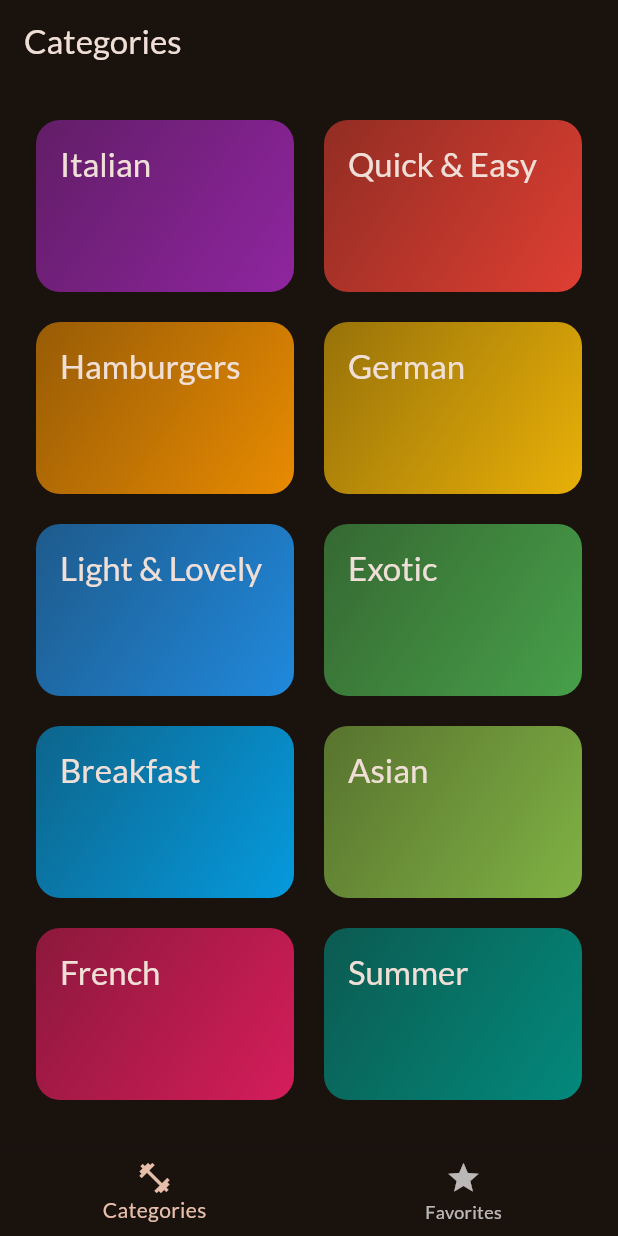
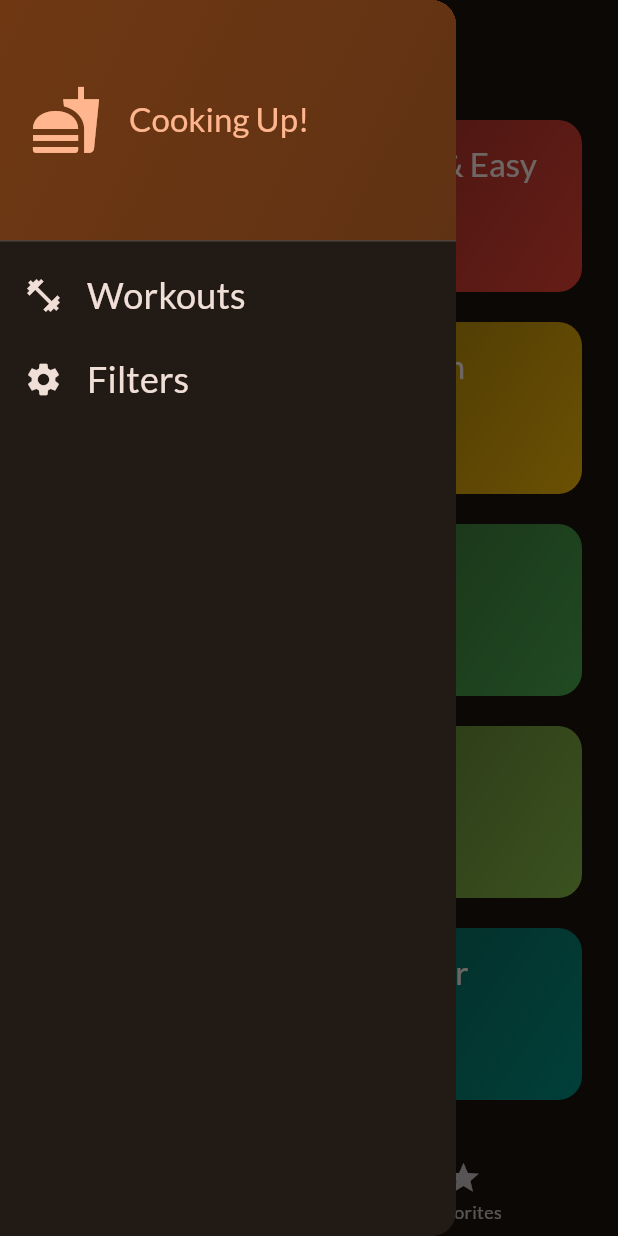
Before and after one commit to Gaurab2000/fitness_app, a Flutter app: the screen it shows after launch, with the side drawer open (before the commit the screen has no drawer), on a phone screen of 412 x 824 dp. Run offline on Flutter 3.47's test engine with Material 2 defaults, Android fonts, the phone set to English and light mode, and no system bars; our stand-ins replace google_fonts, transparent_image.

Commit message:
replace drawer screen

```diff
--- /dev/null
+++ b/lib/widgets/main_drawer.dart
@@ -0,0 +1,83 @@
+import 'package:flutter/material.dart';
+
+class MainDrawer extends StatelessWidget {
+  const MainDrawer({super.key, required this.onSelectScreen});
+
+  final void Function(String identifier) onSelectScreen;
+
+  @override
+  Widget build(BuildContext context) {
+    return Drawer(
+      child: Column(
+        children: [
+          DrawerHeader(
+            padding: const EdgeInsets.all(20),
+            decoration: BoxDecoration(
+              gradient: LinearGradient(
+                colors: [
+                  Theme.of(context).colorScheme.primaryContainer,
+                  Theme.of(context)
+                      .colorScheme
+                      .primaryContainer
+                      .withOpacity(0.8),
+                ],
+                begin: Alignment.topLeft,
+                end: Alignment.bottomRight,
+              ),
+            ),
+            child: Row(
+              children: [
+                Icon(
+                  Icons.fastfood,
+                  size: 48,
+                  color: Theme.of(context).colorScheme.primary,
+                ),
+                const SizedBox(width: 18),
+                Text(
+                  'Cooking Up!',
+                  style: Theme.of(context).textTheme.titleLarge!.copyWith(
+                        color: Theme.of(context).colorScheme.primary,
+                      ),
+                ),
+              ],
+            ),
+          ),
+          ListTile(
+            leading: Icon(
+              Icons.fitness_center_sharp,
+              size: 26,
+              color: Theme.of(context).colorScheme.onBackground,
+            ),
+            title: Text(
+              'Workouts',
+              style: Theme.of(context).textTheme.titleSmall!.copyWith(
+                    color: Theme.of(context).colorScheme.onBackground,
+                    fontSize: 24,
+                  ),
+            ),
+            onTap: () {
+              onSelectScreen('workouts');
+            },
+          ),
+          ListTile(
+            leading: Icon(
+              Icons.settings,
+              size: 26,
+              color: Theme.of(context).colorScheme.onBackground,
+            ),
+            title: Text(
+              'Filters',
+              style: Theme.of(context).textTheme.titleSmall!.copyWith(
+                    color: Theme.of(context).colorScheme.onBackground,
+                    fontSize: 24,
+                  ),
+            ),
+            onTap: () {
+              onSelectScreen('filters');
+            },
+          ),
+        ],
+      ),
+    );
+  }
+}
```
Also changed, not shown: lib/screens/filters.dart (added, +64 -0 lines), lib/screens/tabs.dart (+35 -7 lines).
